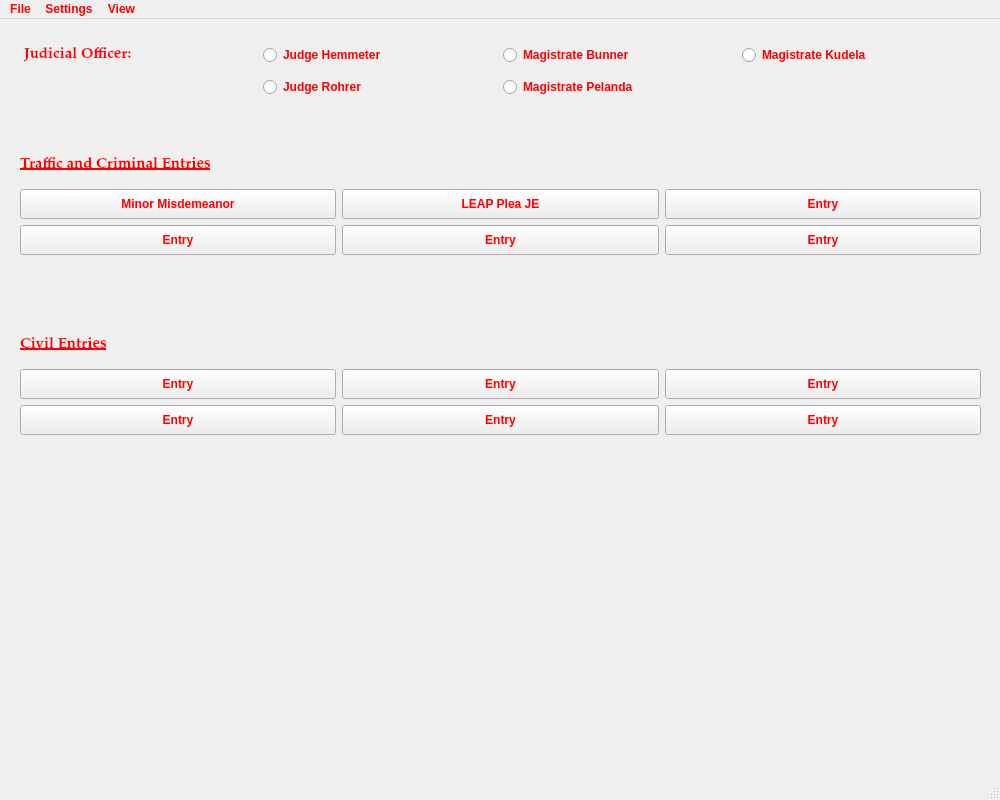
Before: the Qt Designer form resources/ui/MainWindow.ui in HunterProgram22/MuniEntry, drawn with Qt 5.
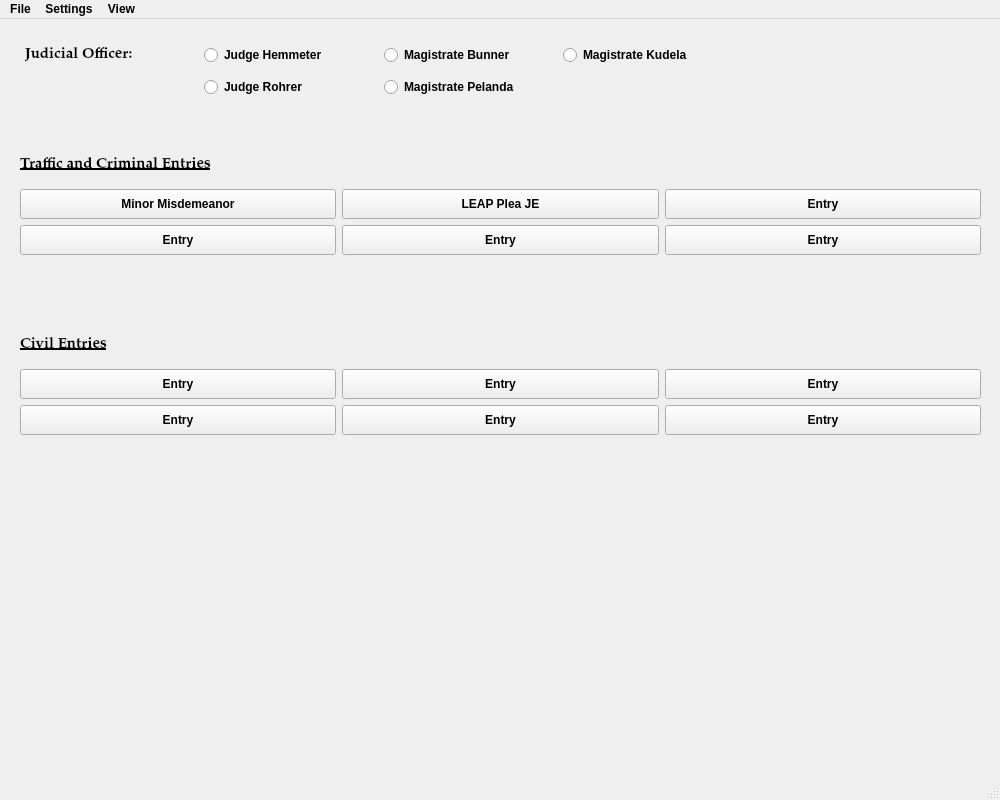
After: the same form once the commit is applied.

```diff
--- a/resources/ui/MainWindow.ui
+++ b/resources/ui/MainWindow.ui
@@ -30,8 +30,8 @@
   </property>
   <property name="styleSheet">
    <string notr="true">font: 75 11pt &quot;Palatino Linotype&quot;;
-color: rgb(255, 0, 0);
-selection-color: rgb(255, 0, 0);
+color: rgb(0, 0, 0);
+selection-color: rgb(0, 0, 0);
 font-weight: bold;</string>
   </property>
   <widget class="QWidget" name="centralwidget">
@@ -261,12 +261,12 @@
      </item>
     </layout>
    </widget>
-   <widget class="QWidget" name="layoutWidget">
+   <widget class="QWidget" name="">
     <property name="geometry">
      <rect>
-      <x>24</x>
+      <x>25</x>
       <y>20</y>
-      <width>951</width>
+      <width>711</width>
       <height>66</height>
      </rect>
     </property>
@@ -346,7 +346,7 @@
      <x>0</x>
      <y>0</y>
      <width>1000</width>
-     <height>29</height>
+     <height>31</height>
     </rect>
    </property>
    <widget class="QMenu" name="menuFile">
```
